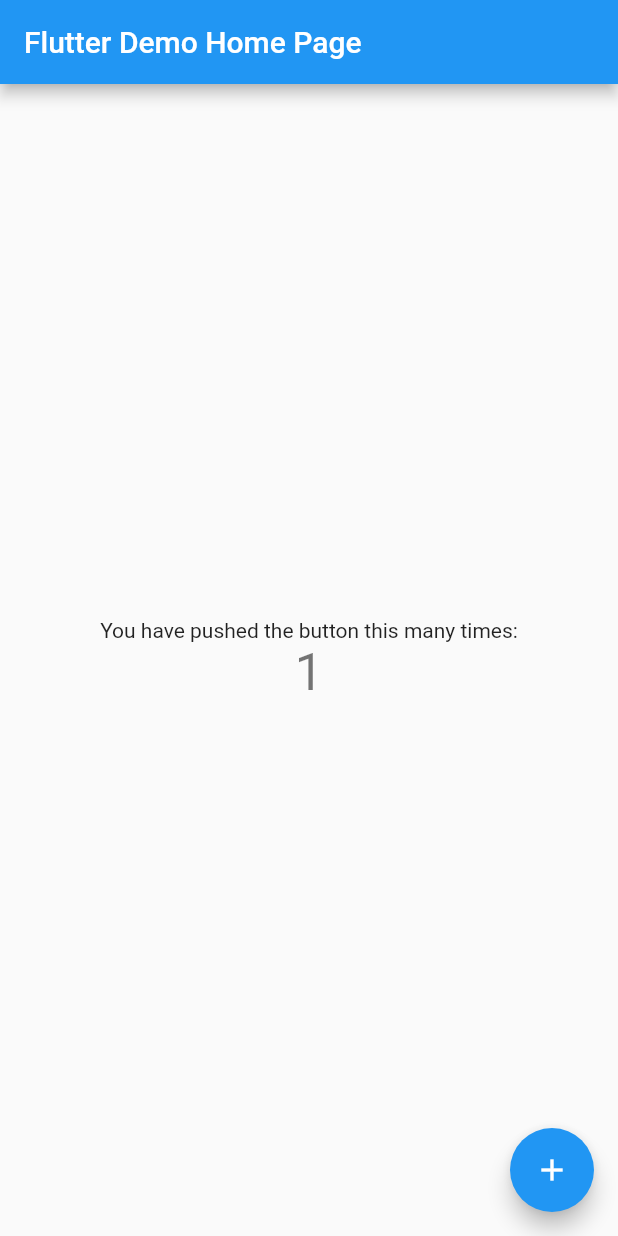
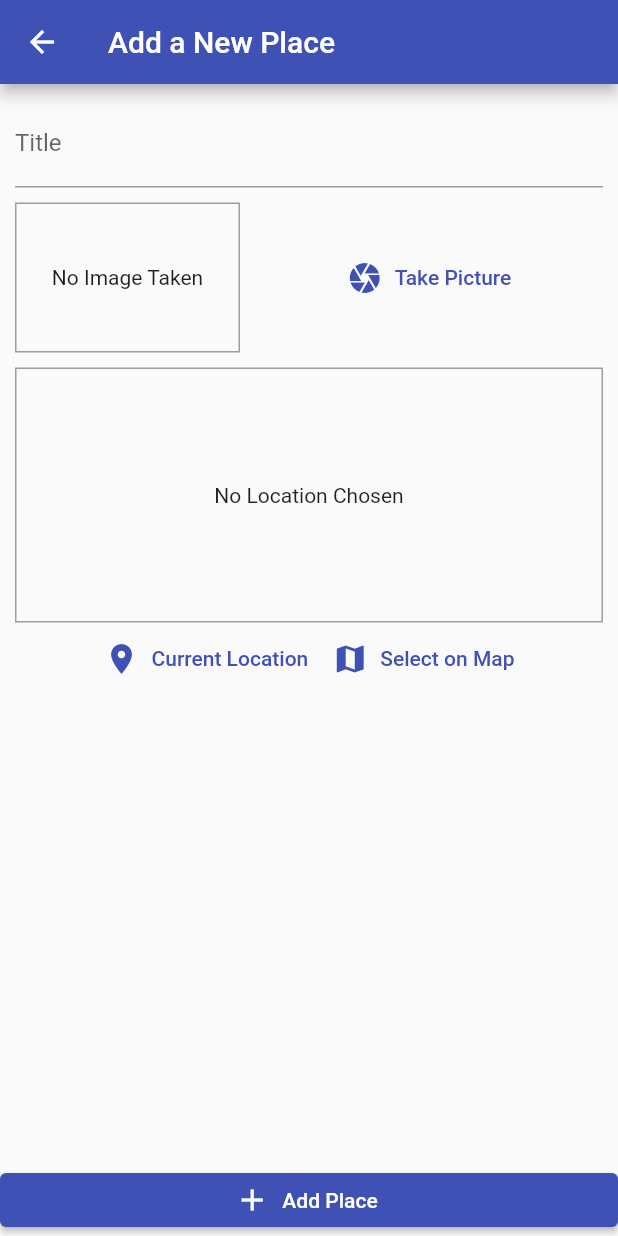
Before and after one commit to prostakov/flutter-testing, a Flutter app: the screen it shows after launch, after a tap on the "add" icon, on a phone screen of 412 x 824 dp. Run offline on Flutter 3.47's test engine with Material 2 defaults, Android fonts, the phone set to English and light mode, and no system bars; our stand-ins replace google_maps_flutter, image_picker, location, shared_preferences, sqflite; accounts and stored records are empty.

Commit message:
Fixing Great Places implementation

```diff
--- /dev/null
+++ b/great_places_app/lib/helpers/db_helper.dart
@@ -0,0 +1,28 @@
+import 'package:sqflite/sqflite.dart' as sql;
+import 'package:path/path.dart' as path;
+import 'package:sqflite/sqlite_api.dart';
+
+class DBHelper {
+  static Future<Database> database() async {
+    final dbPath = await sql.getDatabasesPath();
+    return sql.openDatabase(path.join(dbPath, 'places.db'),
+        onCreate: (db, version) {
+      return db.execute(
+          'CREATE TABLE user_places(id TEXT PRIMARY KEY, title TEXT, image TEXT, loc_lat REAL, loc_lng REAL, address TEXT)');
+    }, version: 1);
+  }
+
+  static Future<void> insert(String table, Map<String, Object> data) async {
+    final db = await DBHelper.database();
+    db.insert(
+      table,
+      data,
+      conflictAlgorithm: ConflictAlgorithm.replace,
+    );
+  }
+
+  static Future<List<Map<String, dynamic>>> getData(String table) async {
+    final db = await DBHelper.database();
+    return db.query(table);
+  }
+}
--- /dev/null
+++ b/great_places_app/lib/helpers/location_helper.dart
@@ -0,0 +1,24 @@
+import 'dart:convert';
+
+import 'package:http/http.dart' as http;
+
+const GOOGLE_API_KEY = 'AIzaSyBg9yn5JtQgKRFbg6FCTy4ewbF24kRuAYI';
+
+class LocationHelper {
+  static String generateLocationPreviewImage({
+    required double latitude,
+    required double longitude,
+  }) {
+    return 'https://maps.googleapis.com/maps/api/staticmap?center=&$latitude,$longitude&zoom=16&size=600x300&maptype=roadmap&markers=color:red%7Clabel:A%7C$latitude,$longitude&key=$GOOGLE_API_KEY';
+  }
+
+  static Future<String> getPlaceAddress(double lat, double lng) async {
+    final url = Uri(
+      scheme: 'https',
+      host: 'maps.googleapis.com',
+      path: 'maps/api/geocode/json?latlng=$lat,$lng&key=$GOOGLE_API_KEY',
+    );
+    final response = await http.get(url);
+    return json.decode(response.body)['results'][0]['formatted_address'];
+  }
+}
--- a/great_places_app/lib/main.dart
+++ b/great_places_app/lib/main.dart
@@ -1,115 +1,29 @@
 import 'package:flutter/material.dart';
+import 'package:provider/provider.dart';
 
-void main() {
-  runApp(const MyApp());
-}
+import './providers/great_places.dart';
+import './screens/places_list_screen.dart';
+import './screens/add_place_screen.dart';
+import './screens/place_detail_screen.dart';
+
+void main() => runApp(MyApp());
 
 class MyApp extends StatelessWidget {
-  const MyApp({super.key});
-
-  // This widget is the root of your application.
   @override
   Widget build(BuildContext context) {
-    return MaterialApp(
-      title: 'Flutter Demo',
-      theme: ThemeData(
-        // This is the theme of your application.
-        //
-        // Try running your application with "flutter run". You'll see the
-        // application has a blue toolbar. Then, without quitting the app, try
-        // changing the primarySwatch below to Colors.green and then invoke
-        // "hot reload" (press "r" in the console where you ran "flutter run",
-        // or simply save your changes to "hot reload" in a Flutter IDE).
-        // Notice that the counter didn't reset back to zero; the application
-        // is not restarted.
-        primarySwatch: Colors.blue,
-      ),
-      home: const MyHomePage(title: 'Flutter Demo Home Page'),
+    return ChangeNotifierProvider.value(
+      value: GreatPlaces(),
+      child: MaterialApp(
+          title: 'Great Places',
+          theme: ThemeData(
+            primarySwatch: Colors.indigo,
+            accentColor: Colors.amber,
+          ),
+          home: PlacesListScreen(),
+          routes: {
+            AddPlaceScreen.routeName: (ctx) => AddPlaceScreen(),
+            PlaceDetailScreen.routeName: (ctx) => PlaceDetailScreen(),
+          }),
     );
   }
 }
-
-class MyHomePage extends StatefulWidget {
-  const MyHomePage({super.key, required this.title});
-
-  // This widget is the home page of your application. It is stateful, meaning
-  // that it has a State object (defined below) that contains fields that affect
-  // how it looks.
-
-  // This class is the configuration for the state. It holds the values (in this
-  // case the title) provided by the parent (in this case the App widget) and
-  // used by the build method of the State. Fields in a Widget subclass are
-  // always marked "final".
-
-  final String title;
-
-  @override
-  State<MyHomePage> createState() => _MyHomePageState();
-}
-
-class _MyHomePageState extends State<MyHomePage> {
-  int _counter = 0;
-
-  void _incrementCounter() {
-    setState(() {
-      // This call to setState tells the Flutter framework that something has
-      // changed in this State, which causes it to rerun the build method below
-      // so that the display can reflect the updated values. If we changed
-      // _counter without calling setState(), then the build method would not be
-      // called again, and so nothing would appear to happen.
-      _counter++;
-    });
-  }
-
-  @override
-  Widget build(BuildContext context) {
-    // This method is rerun every time setState is called, for instance as done
-    // by the _incrementCounter method above.
-    //
-    // The Flutter framework has been optimized to make rerunning build methods
-    // fast, so that you can just rebuild anything that needs updating rather
-    // than having to individually change instances of widgets.
-    return Scaffold(
-      appBar: AppBar(
-        // Here we take the value from the MyHomePage object that was created by
-        // the App.build method, and use it to set our appbar title.
-        title: Text(widget.title),
-      ),
-      body: Center(
-        // Center is a layout widget. It takes a single child and positions it
-        // in the middle of the parent.
-        child: Column(
-          // Column is also a layout widget. It takes a list of children and
-          // arranges them vertically. By default, it sizes itself to fit its
-          // children horizontally, and tries to be as tall as its parent.
-          //
-          // Invoke "debug painting" (press "p" in the console, choose the
-          // "Toggle Debug Paint" action from the Flutter Inspector in Android
-          // Studio, or the "Toggle Debug Paint" command in Visual Studio Code)
-          // to see the wireframe for each widget.
-          //
-          // Column has various properties to control how it sizes itself and
-          // how it positions its children. Here we use mainAxisAlignment to
-          // center the children vertically; the main axis here is the vertical
-          // axis because Columns are vertical (the cross axis would be
-          // horizontal).
-          mainAxisAlignment: MainAxisAlignment.center,
-          children: <Widget>[
-            const Text(
-              'You have pushed the button this many times:',
-            ),
-            Text(
-              '$_counter',
-              style: Theme.of(context).textTheme.headline4,
-            ),
-          ],
-        ),
-      ),
-      floatingActionButton: FloatingActionButton(
-        onPressed: _incrementCounter,
-        tooltip: 'Increment',
-        child: const Icon(Icons.add),
-      ), // This trailing comma makes auto-formatting nicer for build methods.
-    );
-  }
-}
--- /dev/null
+++ b/great_places_app/lib/models/place.dart
@@ -0,0 +1,29 @@
+import 'dart:io';
+
+import 'package:flutter/foundation.dart';
+
+class PlaceLocation {
+  final double latitude;
+  final double longitude;
+  final String? address;
+
+  const PlaceLocation({
+    required this.latitude,
+    required this.longitude,
+    this.address,
+  });
+}
+
+class Place {
+  final String id;
+  final String title;
+  final PlaceLocation location;
+  final File image;
+
+  Place({
+    required this.id,
+    required this.title,
+    required this.location,
+    required this.image,
+  });
+}
--- /dev/null
+++ b/great_places_app/lib/providers/great_places.dart
@@ -0,0 +1,67 @@
+import 'dart:io';
+
+import 'package:flutter/foundation.dart';
+
+import '../models/place.dart';
+import '../helpers/db_helper.dart';
+import '../helpers/location_helper.dart';
+
+class GreatPlaces with ChangeNotifier {
+  List<Place> _items = [];
+
+  List<Place> get items {
+    return [..._items];
+  }
+
+  Place findById(String id) {
+    return _items.firstWhere((place) => place.id == id);
+  }
+
+  Future<void> addPlace(
+    String pickedTitle,
+    File pickedImage,
+    PlaceLocation pickedLocation,
+  ) async {
+    final address = await LocationHelper.getPlaceAddress(pickedLocation.latitude, pickedLocation.longitude);
+    final updatedLocation = PlaceLocation(
+      latitude: pickedLocation.latitude,
+      longitude: pickedLocation.longitude,
+      address: address,
+    );
+    final newPlace = Place(
+      id: DateTime.now().toString(),
+      image: pickedImage,
+      title: pickedTitle,
+      location: updatedLocation,
+    );
+    _items.add(newPlace);
+    notifyListeners();
+    DBHelper.insert('user_places', {
+      'id': newPlace.id,
+      'title': newPlace.title,
+      'image': newPlace.image.path,
+      'loc_lat': newPlace.location.latitude,
+      'loc_lng': newPlace.location.longitude,
+      'address': newPlace.location.address!,
+    });
+  }
+
+  Future<void> fetchAndSetPlaces() async {
+    final dataList = await DBHelper.getData('user_places');
+    _items = dataList
+        .map(
+          (item) => Place(
+            id: item['id'],
+            title: item['title'],
+            image: File(item['image']),
+            location: PlaceLocation(
+              latitude: item['loc_lat'],
+              longitude: item['loc_lng'],
+              address: item['address'],
+            ),
+          ),
+        )
+        .toList();
+    notifyListeners();
+  }
+}
--- /dev/null
+++ b/great_places_app/lib/screens/add_place_screen.dart
@@ -0,0 +1,80 @@
+import 'dart:io';
+
+import 'package:flutter/material.dart';
+import 'package:provider/provider.dart';
+
+import '../widgets/image_input.dart';
+import '../widgets/location_input.dart';
+import '../providers/great_places.dart';
+import '../models/place.dart';
+
+class AddPlaceScreen extends StatefulWidget {
+  static const routeName = '/add-place';
+
+  @override
+  _AddPlaceScreenState createState() => _AddPlaceScreenState();
+}
+
+class _AddPlaceScreenState extends State<AddPlaceScreen> {
+  final _titleController = TextEditingController();
+  File? _pickedImage;
+  PlaceLocation? _pickedLocation;
+
+  void _selectImage(File pickedImage) {
+    _pickedImage = pickedImage;
+  }
+
+  void _selectPlace(double lat, double lng) {
+    _pickedLocation = PlaceLocation(latitude: lat, longitude: lng);
+  }
+
+  void _savePlace() {
+    if (_titleController.text.isEmpty || _pickedImage == null || _pickedLocation == null) {
+      return;
+    }
+    Provider.of<GreatPlaces>(context, listen: false).addPlace(_titleController.text, _pickedImage!, _pickedLocation!);
+    Navigator.of(context).pop();
+  }
+
+  @override
+  Widget build(BuildContext context) {
+    return Scaffold(
+      appBar: AppBar(
+        title: Text('Add a New Place'),
+      ),
+      body: Column(
+        crossAxisAlignment: CrossAxisAlignment.stretch,
+        children: <Widget>[
+          Expanded(
+            child: SingleChildScrollView(
+              child: Padding(
+                padding: EdgeInsets.all(10),
+                child: Column(
+                  children: <Widget>[
+                    TextField(
+                      decoration: InputDecoration(labelText: 'Title'),
+                      controller: _titleController,
+                    ),
+                    SizedBox(
+                      height: 10,
+                    ),
+                    ImageInput(_selectImage),
+                    SizedBox(
+                      height: 10,
+                    ),
+                    LocationInput(_selectPlace),
+                  ],
+                ),
+              ),
+            ),
+          ),
+          ElevatedButton.icon(
+            icon: Icon(Icons.add),
+            label: Text('Add Place'),
+            onPressed: _savePlace,
+          ),
+        ],
+      ),
+    );
+  }
+}
--- /dev/null
+++ b/great_places_app/lib/screens/places_list_screen.dart
@@ -0,0 +1,57 @@
+import 'package:flutter/material.dart';
+import 'package:provider/provider.dart';
+
+import './add_place_screen.dart';
+import '../providers/great_places.dart';
+import './place_detail_screen.dart';
+
+class PlacesListScreen extends StatelessWidget {
+  @override
+  Widget build(BuildContext context) {
+    return Scaffold(
+      appBar: AppBar(
+        title: Text('Your Places'),
+        actions: <Widget>[
+          IconButton(
+            icon: Icon(Icons.add),
+            onPressed: () {
+              Navigator.of(context).pushNamed(AddPlaceScreen.routeName);
+            },
+          ),
+        ],
+      ),
+      body: FutureBuilder(
+        future: Provider.of<GreatPlaces>(context, listen: false).fetchAndSetPlaces(),
+        builder: (ctx, snapshot) => snapshot.connectionState == ConnectionState.waiting
+            ? Center(
+                child: CircularProgressIndicator(),
+              )
+            : Consumer<GreatPlaces>(
+                child: Center(
+                  child: const Text('Got no places yet, start adding some!'),
+                ),
+                builder: (ctx, greatPlaces, ch) => greatPlaces.items.length <= 0
+                    ? ch!
+                    : ListView.builder(
+                        itemCount: greatPlaces.items.length,
+                        itemBuilder: (ctx, i) => ListTile(
+                          leading: CircleAvatar(
+                            backgroundImage: FileImage(
+                              greatPlaces.items[i].image,
+                            ),
+                          ),
+                          title: Text(greatPlaces.items[i].title),
+                          subtitle: Text(greatPlaces.items[i].location.address!),
+                          onTap: () {
+                            Navigator.of(context).pushNamed(
+                              PlaceDetailScreen.routeName,
+                              arguments: greatPlaces.items[i].id,
+                            );
+                          },
+                        ),
+                      ),
+              ),
+      ),
+    );
+  }
+}
--- /dev/null
+++ b/great_places_app/lib/widgets/image_input.dart
@@ -0,0 +1,73 @@
+import 'dart:io';
+
+import 'package:flutter/material.dart';
+import 'package:image_picker/image_picker.dart';
+import 'package:path/path.dart' as path;
+import 'package:path_provider/path_provider.dart' as syspaths;
+
+class ImageInput extends StatefulWidget {
+  final Function onSelectImage;
+
+  ImageInput(this.onSelectImage);
+
+  @override
+  _ImageInputState createState() => _ImageInputState();
+}
+
+class _ImageInputState extends State<ImageInput> {
+  File? _storedImage;
+
+  Future<void> _takePicture() async {
+    final imageFile = await ImagePicker.pickImage(
+      source: ImageSource.camera,
+      maxWidth: 600,
+    );
+    if (imageFile == null) {
+      return;
+    }
+    setState(() {
+      _storedImage = imageFile;
+    });
+    final appDir = await syspaths.getApplicationDocumentsDirectory();
+    final fileName = path.basename(imageFile.path);
+    final savedImage = await imageFile.copy('${appDir.path}/$fileName');
+    widget.onSelectImage(savedImage);
+  }
+
+  @override
+  Widget build(BuildContext context) {
+    return Row(
+      children: <Widget>[
+        Container(
+          width: 150,
+          height: 100,
+          decoration: BoxDecoration(
+            border: Border.all(width: 1, color: Colors.grey),
+          ),
+          child: _storedImage != null
+              ? Image.file(
+                  _storedImage!,
+                  fit: BoxFit.cover,
+                  width: double.infinity,
+                )
+              : Text(
+                  'No Image Taken',
+                  textAlign: TextAlign.center,
+                ),
+          alignment: Alignment.center,
+        ),
+        SizedBox(
+          width: 10,
+        ),
+        Expanded(
+          child: TextButton.icon(
+            style: TextButton.styleFrom(foregroundColor: Theme.of(context).primaryColor),
+            icon: Icon(Icons.camera),
+            label: Text('Take Picture'),
+            onPressed: _takePicture,
+          ),
+        ),
+      ],
+    );
+  }
+}
--- /dev/null
+++ b/great_places_app/lib/widgets/location_input.dart
@@ -0,0 +1,102 @@
+import 'package:flutter/material.dart';
+import 'package:google_maps_flutter/google_maps_flutter.dart';
+import 'package:location/location.dart';
+
+import '../helpers/location_helper.dart';
+import '../screens/map_screen.dart';
+
+class LocationInput extends StatefulWidget {
+  final Function onSelectPlace;
+
+  LocationInput(this.onSelectPlace);
+
+  @override
+  _LocationInputState createState() => _LocationInputState();
+}
+
+class _LocationInputState extends State<LocationInput> {
+  String? _previewImageUrl;
+
+  void _showPreview(double lat, double lng) {
+    final staticMapImageUrl = LocationHelper.generateLocationPreviewImage(
+      latitude: lat,
+      longitude: lng,
+    );
+    setState(() {
+      _previewImageUrl = staticMapImageUrl;
+    });
+  }
+
+  Future<void> _getCurrentUserLocation() async {
+    try {
+      final locData = await Location().getLocation();
+      _showPreview(locData.latitude!, locData.longitude!);
+      widget.onSelectPlace(locData.latitude, locData.longitude);
+    } catch (error) {
+      return;
+    }
+  }
+
+  Future<void> _selectOnMap() async {
+    final selectedLocation = await Navigator.of(context).push<LatLng>(
+      MaterialPageRoute(
+        fullscreenDialog: true,
+        builder: (ctx) => MapScreen(
+          isSelecting: true,
+        ),
+      ),
+    );
+    if (selectedLocation == null) {
+      return;
+    }
+    _showPreview(selectedLocation.latitude, selectedLocation.longitude);
+    widget.onSelectPlace(selectedLocation.latitude, selectedLocation.longitude);
+  }
+
+  @override
+  Widget build(BuildContext context) {
+    return Column(
+      children: <Widget>[
+        Container(
+          height: 170,
+          width: double.infinity,
+          alignment: Alignment.center,
+          decoration: BoxDecoration(
+            border: Border.all(width: 1, color: Colors.grey),
+          ),
+          child: _previewImageUrl == null
+              ? Text(
+                  'No Location Chosen',
+                  textAlign: TextAlign.center,
+                )
+              : Image.network(
+                  _previewImageUrl!,
+                  fit: BoxFit.cover,
+                  width: double.infinity,
+                ),
+        ),
+        Row(
+          mainAxisAlignment: MainAxisAlignment.center,
+          children: <Widget>[
+            TextButton.icon(
+              style: TextButton.styleFrom(foregroundColor: Theme.of(context).primaryColor),
+              icon: Icon(
+                Icons.location_on,
+              ),
+              label: Text('Current Location'),
+              onPressed: _getCurrentUserLocation,
+            ),
+            TextButton.icon(
+              style: TextButton.styleFrom(foregroundColor: Theme.of(context).primaryColor),
+              icon: Icon(
+                Icons.map,
+              ),
+              label: Text('Select on Map'),
+              onPressed: _selectOnMap,
+            ),
+          ],
+        ),
+      ],
+    );
+  }
+}
```
Also changed, not shown: great_places_app/lib/screens/map_screen.dart (added, +69 -0 lines), great_places_app/lib/screens/place_detail_screen.dart (added, +61 -0 lines), great_places_app/pubspec.yaml (+8 -0 lines), great_places_app/pubspec.lock, 7 other files.
